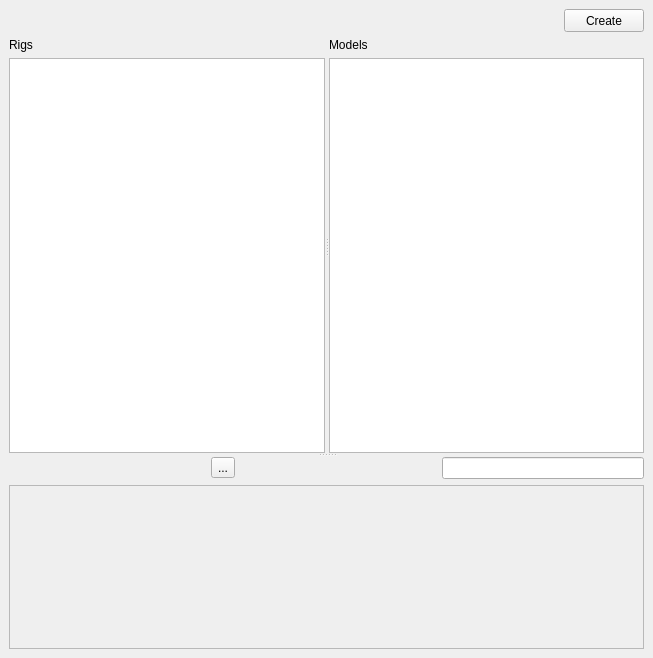
This is ui/main_dockable.ui in iceanimations/createLayout as Qt 5 draws it before an edit. The edited form follows.
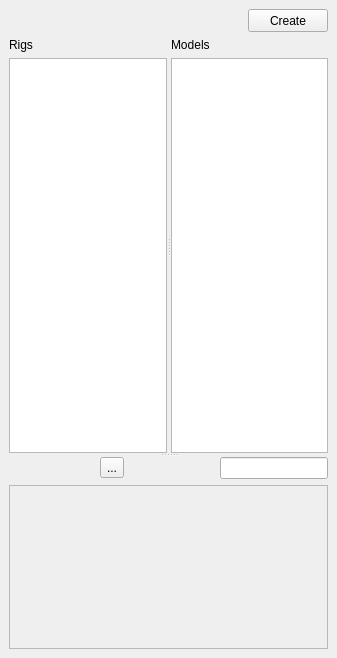
This is the edited form.

Commit message: splitter_2 hight adjusted

```diff
--- a/ui/main_dockable.ui
+++ b/ui/main_dockable.ui
@@ -6,7 +6,7 @@
    <rect>
     <x>0</x>
     <y>0</y>
-    <width>653</width>
+    <width>337</width>
     <height>658</height>
    </rect>
   </property>
@@ -198,7 +198,7 @@
             <rect>
              <x>0</x>
              <y>0</y>
-             <width>631</width>
+             <width>315</width>
              <height>238</height>
             </rect>
            </property>
```
The commit also changes 1 other file.
